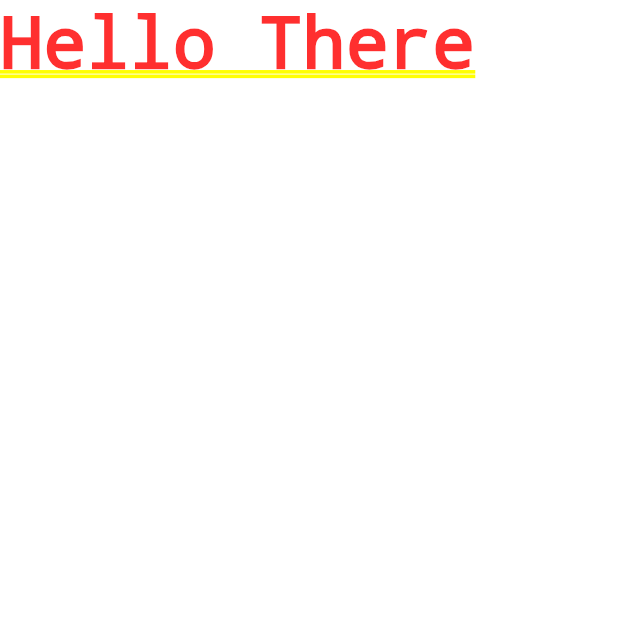
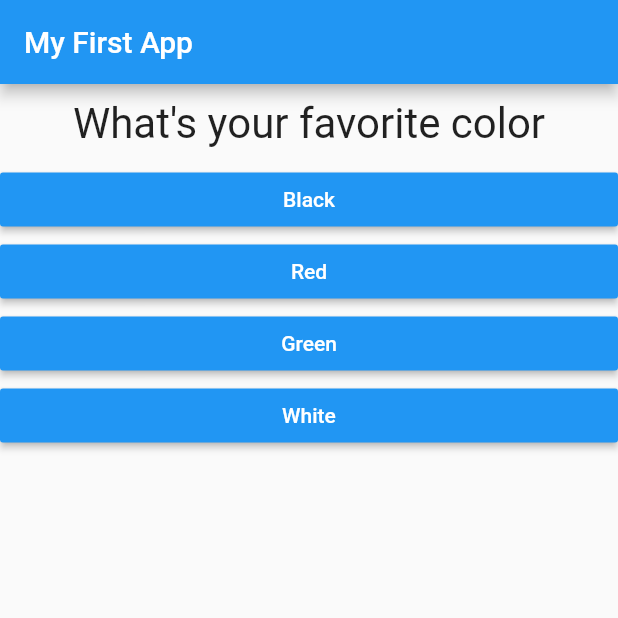
Before and after one commit to ginoabella/academind_flutter_complete_guide, a Flutter app: the screen it shows after launch, on a phone screen of 412 x 824 dp, the top half of it. Run offline on Flutter 3.47's test engine with Material 2 defaults, Android fonts, the phone set to English and light mode, and no system bars.

Commit message:
end of module 44

```diff
--- /dev/null
+++ b/lib/answer.dart
@@ -0,0 +1,21 @@
+import 'package:flutter/material.dart';
+
+class Answer extends StatelessWidget {
+  final Function selectHandler;
+  final String answerText;
+
+  Answer(this.selectHandler, this.answerText);
+
+  @override
+  Widget build(BuildContext context) {
+    return Container(
+      width: double.infinity,
+      child: RaisedButton(
+        color: Colors.blue,
+        textColor: Colors.white,
+        child: Text(answerText),
+        onPressed: selectHandler,
+      ),
+    );
+  }
+}
--- a/lib/main.dart
+++ b/lib/main.dart
@@ -1,12 +1,54 @@
 import 'package:flutter/material.dart';
+
+import 'package:flutter_complete_guide/question.dart';
+import 'package:flutter_complete_guide/answer.dart';
 
 void main() => runApp(MyApp());
 
-class MyApp extends StatelessWidget {
+class MyApp extends StatefulWidget {
+  @override
+  _MyAppState createState() => _MyAppState();
+}
+
+class _MyAppState extends State<MyApp> {
+  var _questionIndex = 0;
+
+  void _answerQuestion() {
+    setState(() {
+      _questionIndex++;
+    });
+  }
+
   @override
   Widget build(BuildContext context) {
+    var questions = [
+      {
+        'questionText': 'What\'s your favorite color',
+        'answers': ['Black', 'Red', 'Green', 'White']
+      },
+      {
+        'questionText': 'What\'s your favorite animal',
+        'answers': ['Dog', 'Cat', 'Horse', 'Tiger']
+      },
+      {
+        'questionText': 'What\'s your favorite car',
+        'answers': ['Vios', 'Avanza', 'Innova', 'Fortuner']
+      },
+    ];
     return MaterialApp(
-      home: Text('Hello There'),
+      home: Scaffold(
+        appBar: AppBar(
+          title: Text('My First App'),
+        ),
+        body: Column(
+          children: <Widget>[
+            Question(questions[_questionIndex]['questionText']),
+            ...(questions[_questionIndex]['answers'] as List<String>)
+                .map((answer) => Answer(_answerQuestion, answer))
+                .toList()
+          ],
+        ),
+      ),
     );
   }
 }
--- /dev/null
+++ b/lib/question.dart
@@ -0,0 +1,20 @@
+import 'package:flutter/material.dart';
+
+class Question extends StatelessWidget {
+  final String questionText;
+
+  Question(this.questionText);
+
+  @override
+  Widget build(BuildContext context) {
+    return Container(
+      margin: EdgeInsets.all(10),
+      width: double.infinity,
+      child: Text(
+        questionText,
+        style: TextStyle(fontSize: 28),
+        textAlign: TextAlign.center,
+      ),
+    );
+  }
+}
```
